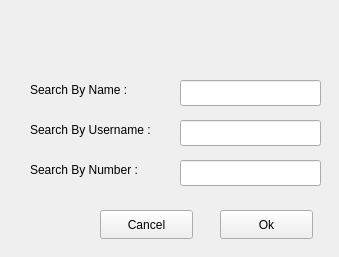
This is client/search.ui in AP-projects-4001/jan-ghahve as Qt 5 draws it before an edit. The edited form follows.
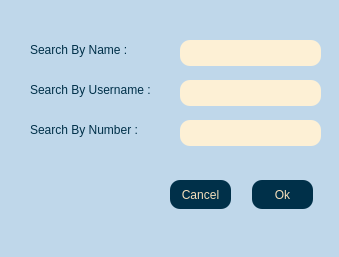
This is the edited form.

Commit message: search setting

What changed in the file:
```diff
--- a/client/search.ui
+++ b/client/search.ui
@@ -13,15 +13,22 @@
   <property name="windowTitle">
    <string>Form</string>
   </property>
+  <property name="styleSheet">
+   <string notr="true">background-color:rgb(191, 215, 234);
+</string>
+  </property>
   <widget class="QLabel" name="label">
    <property name="geometry">
     <rect>
      <x>30</x>
-     <y>80</y>
+     <y>40</y>
      <width>121</width>
      <height>20</height>
     </rect>
    </property>
+   <property name="styleSheet">
+    <string notr="true">color:rgb(0, 48, 73);</string>
+   </property>
    <property name="text">
     <string>Search By Name :</string>
    </property>
@@ -30,11 +37,14 @@
    <property name="geometry">
     <rect>
      <x>30</x>
-     <y>120</y>
+     <y>80</y>
      <width>151</width>
      <height>20</height>
     </rect>
    </property>
+   <property name="styleSheet">
+    <string notr="true">color:rgb(0, 48, 73);</string>
+   </property>
    <property name="text">
     <string>Search By Username :</string>
    </property>
@@ -43,11 +53,14 @@
    <property name="geometry">
     <rect>
      <x>30</x>
-     <y>160</y>
+     <y>120</y>
      <width>141</width>
      <height>20</height>
     </rect>
    </property>
+   <property name="styleSheet">
+    <string notr="true">color:rgb(0, 48, 73);</string>
+   </property>
    <property name="text">
     <string>Search By Number :</string>
    </property>
@@ -56,41 +69,58 @@
    <property name="geometry">
     <rect>
      <x>180</x>
-     <y>80</y>
+     <y>40</y>
      <width>141</width>
      <height>26</height>
     </rect>
    </property>
+   <property name="styleSheet">
+    <string notr="true">background-color:rgb(253, 240, 213);
+border-radius: 10%;</string>
+   </property>
   </widget>
   <widget class="QLineEdit" name="lineEdit_2">
    <property name="geometry">
     <rect>
      <x>180</x>
-     <y>120</y>
+     <y>80</y>
      <width>141</width>
      <height>26</height>
     </rect>
    </property>
+   <property name="styleSheet">
+    <string notr="true">background-color:rgb(253, 240, 213);
+border-radius: 10%;</string>
+   </property>
   </widget>
   <widget class="QLineEdit" name="lineEdit_3">
    <property name="geometry">
     <rect>
      <x>180</x>
-     <y>160</y>
+     <y>120</y>
      <width>141</width>
      <height>26</height>
     </rect>
    </property>
+   <property name="styleSheet">
+    <string notr="true">background-color:rgb(253, 240, 213);
+border-radius: 10%;</string>
+   </property>
   </widget>
   <widget class="QPushButton" name="pushButton">
    <property name="geometry">
     <rect>
-     <x>220</x>
-     <y>210</y>
-     <width>93</width>
+     <x>252</x>
+     <y>180</y>
+     <width>61</width>
      <height>29</height>
     </rect>
    </property>
+   <property name="styleSheet">
+    <string notr="true">background-color:rgb(0, 48, 73);
+border-radius: 10px;
+color:rgb(245, 223, 187);</string>
+   </property>
    <property name="text">
     <string>Ok</string>
    </property>
@@ -98,12 +128,17 @@
   <widget class="QPushButton" name="pushButton_2">
    <property name="geometry">
     <rect>
-     <x>100</x>
-     <y>210</y>
-     <width>93</width>
+     <x>170</x>
+     <y>180</y>
+     <width>61</width>
      <height>29</height>
     </rect>
    </property>
+   <property name="styleSheet">
+    <string notr="true">background-color:rgb(0, 48, 73);
+border-radius: 10px;
+color:rgb(245, 223, 187);</string>
+   </property>
    <property name="text">
     <string>Cancel</string>
    </property>
```
The commit also changes 3 other files.
